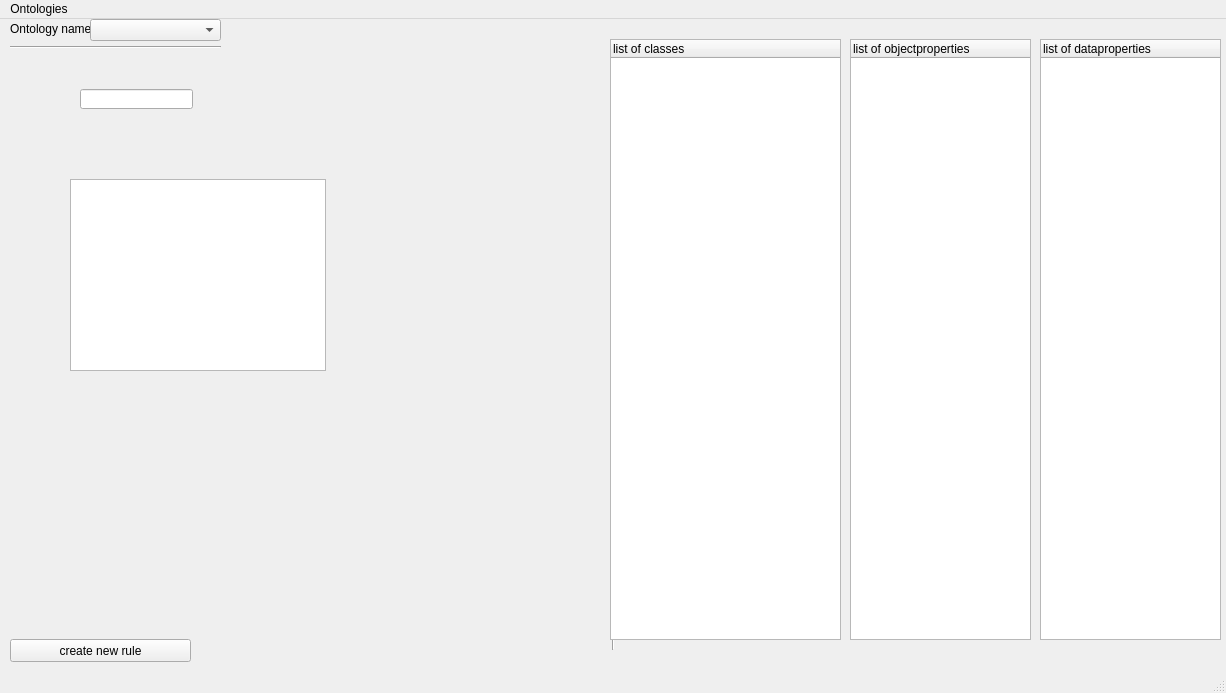
This is Projekt/MainWindow.ui in schiesem/swrl-rule-editor as Qt 5 draws it before an edit. The edited form follows.
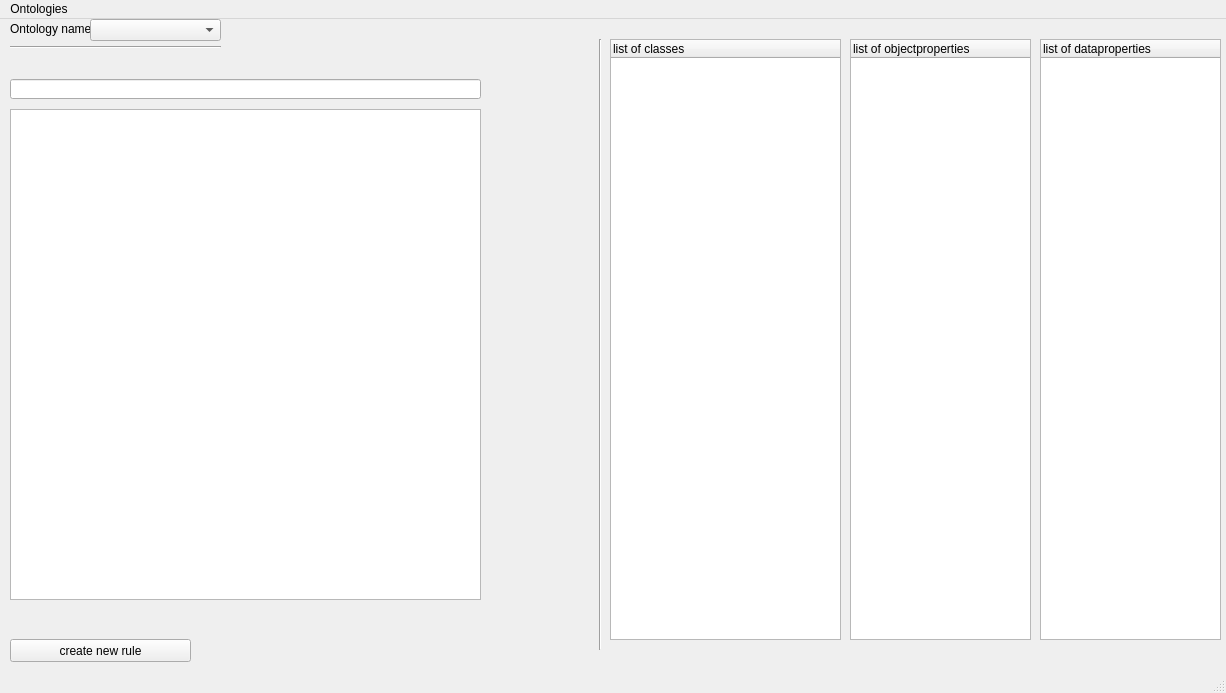
This is the edited form.

Commit message: Everithing works again!!!!

The edit to the form file:
```diff
--- a/Projekt/MainWindow.ui
+++ b/Projekt/MainWindow.ui
@@ -68,7 +68,7 @@
    <widget class="Line" name="line_2">
     <property name="geometry">
      <rect>
-      <x>603</x>
+      <x>590</x>
       <y>20</y>
       <width>20</width>
       <height>611</height>
@@ -145,9 +145,9 @@
    <widget class="QLineEdit" name="rule_lineEdit">
     <property name="geometry">
      <rect>
-      <x>80</x>
-      <y>70</y>
-      <width>113</width>
+      <x>10</x>
+      <y>60</y>
+      <width>471</width>
       <height>20</height>
      </rect>
     </property>
@@ -155,10 +155,10 @@
    <widget class="QListWidget" name="rule_listWidget">
     <property name="geometry">
      <rect>
-      <x>70</x>
-      <y>160</y>
-      <width>256</width>
-      <height>192</height>
+      <x>10</x>
+      <y>90</y>
+      <width>471</width>
+      <height>491</height>
      </rect>
     </property>
    </widget>
```
The commit also changes 1 other file.
